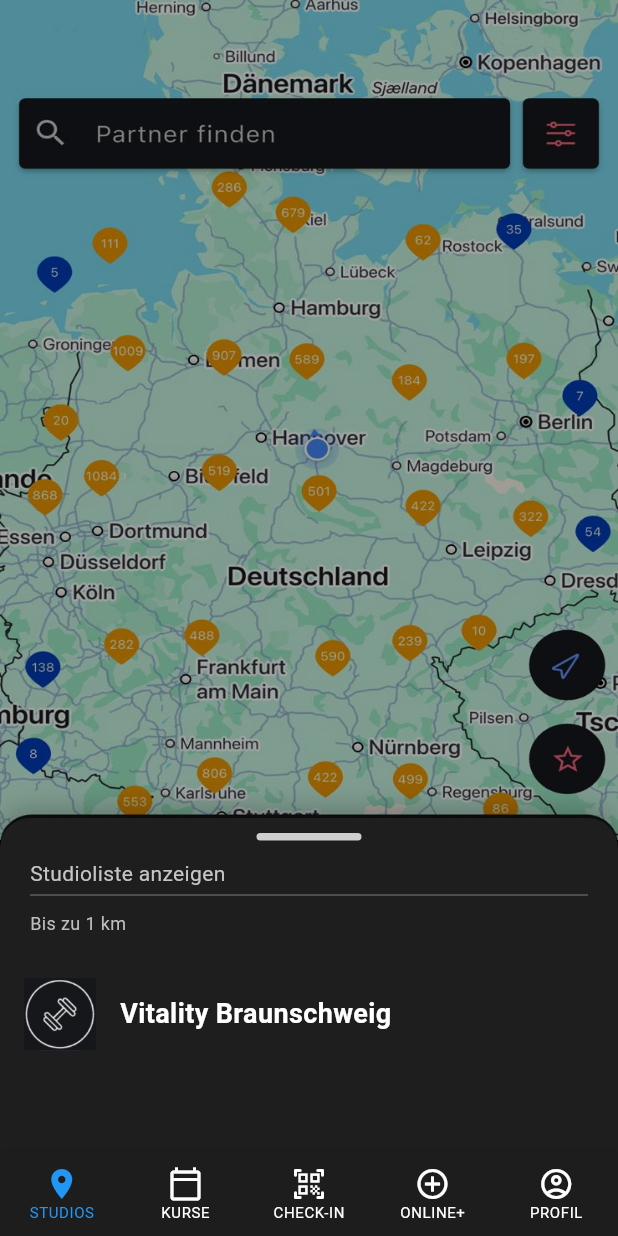
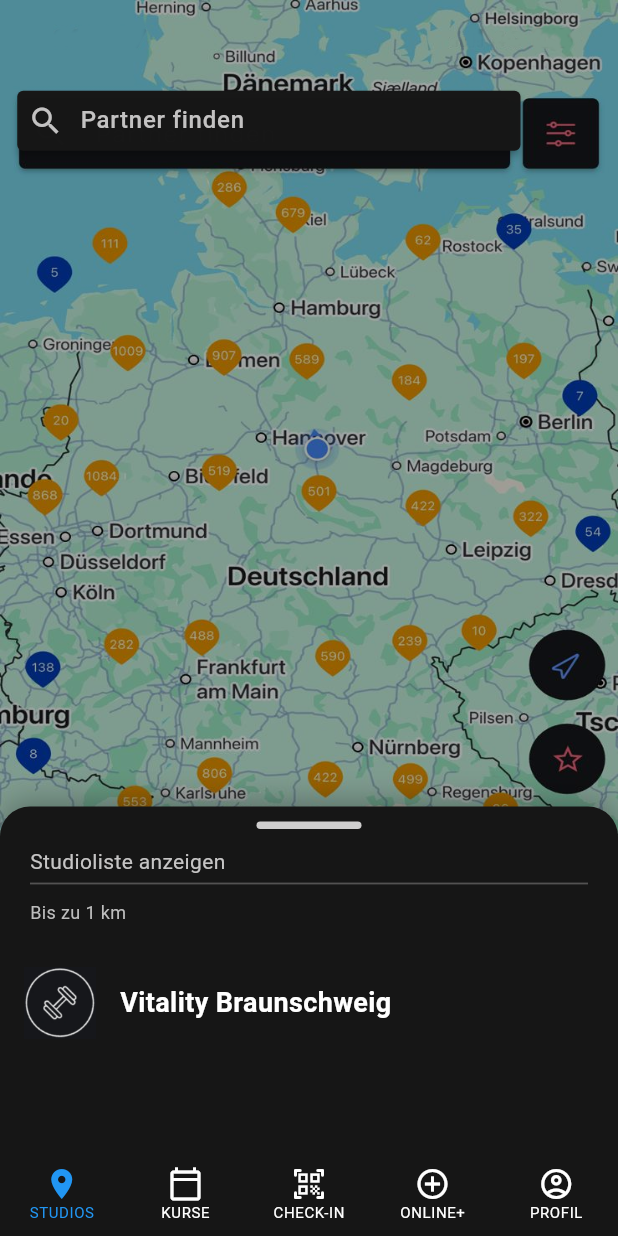
Before and after one commit to MarvinFraembs/Hanse_Fit, a Flutter app: the screen it shows after launch, on a phone screen of 412 x 824 dp. Run offline on Flutter 3.47's test engine with Material 3 defaults, Android fonts, the phone set to English and light mode, and no system bars; our stand-ins replace camera, image_picker, permission_handler, shared_preferences; missing offline and left inert: window_size.

Commit message:
fixed studio_page, check-in_page and online_plus_page

```diff
--- a/lib/ui/main_scaffold.dart
+++ b/lib/ui/main_scaffold.dart
@@ -64,7 +64,7 @@ class _MainScaffoldState extends State<MainScaffold> {
       ),
       bottomNavigationBar: BottomNavigationBar(
         type: BottomNavigationBarType.fixed,
-        backgroundColor:  Color.fromARGB(255, 29, 29, 29),
+        backgroundColor:  Color.fromARGB(255, 22, 22, 22),
         selectedItemColor: Colors.blue,
         unselectedItemColor: Colors.white,
         selectedFontSize: 10,
--- a/lib/ui/pages/checkin_page.dart
+++ b/lib/ui/pages/checkin_page.dart
@@ -203,27 +203,6 @@ class _CheckinPageState extends State<CheckinPage> {
               child: Stack(
                 fit: StackFit.expand,
                 children: [
-                  Center(
-                    child: Container(
-                      padding: const EdgeInsets.all(34.0),           // ← steuert die Rahmenstärke (hier 8 px Abstand = Rahmen)
-                      decoration: ShapeDecoration(
-                        shape: CircleBorder(
-                          side: BorderSide(
-                            color: Color.fromARGB(57, 169, 168, 168),
-                            width: 4,                               // oder hier die Stärke setzen
-                          ),
-                        ),
-                        // color: Colors.transparent,               // nicht nötig – ShapeDecoration hat standardmäßig keinen Fill
-                      ),
-                      child: Image.asset(
-                        'assets/images/Icon_QR_Code.png',
-                        color: Color.fromARGB(57, 169, 168, 168),
-                        width: 80,
-                        height: 80,
-                      ),
-                    ),
-                  ),
-
                   // Inhalt je nach Berechtigungsstatus
                   if (!_cameraPermissionGranted)
                     const Center(
@@ -261,6 +240,27 @@ class _CheckinPageState extends State<CheckinPage> {
                         );
                       },
                     ),
+
+                  Center(
+                    child: Container(
+                      padding: const EdgeInsets.all(34.0),           // ← steuert die Rahmenstärke (hier 8 px Abstand = Rahmen)
+                      decoration: ShapeDecoration(
+                        shape: CircleBorder(
+                          side: BorderSide(
+                            color: Color.fromARGB(57, 169, 168, 168),
+                            width: 4,                               // oder hier die Stärke setzen
+                          ),
+                        ),
+                        // color: Colors.transparent,               // nicht nötig – ShapeDecoration hat standardmäßig keinen Fill
+                      ),
+                      child: Image.asset(
+                        'assets/images/Icon_QR_Code.png',
+                        color: Color.fromARGB(57, 169, 168, 168),
+                        width: 80,
+                        height: 80,
+                      ),
+                    ),
+                  ),
 
                   Positioned(
                     top: 20,                    // Abstand von oben – passe nach Wunsch an (16–40)
--- a/lib/ui/pages/onlineplus_page.dart
+++ b/lib/ui/pages/onlineplus_page.dart
@@ -26,6 +26,7 @@ class OnlineplusPage extends StatelessWidget {
               child: Column(
                 crossAxisAlignment: CrossAxisAlignment.start,
                 children: [
+                  const SizedBox(height: 16),
                   Text(
                     'ONLINE +',
                     style: TextStyle(
--- a/lib/ui/pages/studios_page.dart
+++ b/lib/ui/pages/studios_page.dart
@@ -13,6 +13,9 @@ class StudiosPage extends StatelessWidget {
             child: Image.asset('assets/images/Studios_Map2.png',
               fit: BoxFit.fill,
               width: double.infinity,
+              // fit: BoxFit.cover, // oder was du brauchst
+              // color: Colors.white.withOpacity(0.4),     // je höher, desto heller
+              // colorBlendMode: BlendMode.lighten,
             ),
           ),
           // Optional: dunkler Overlay, damit der Text besser lesbar wird
@@ -22,17 +25,53 @@ class StudiosPage extends StatelessWidget {
             ),
           ),
 
+          Positioned(
+            top: 60.5,                    // Abstand von oben (anpassen!)
+            left: 11.5,
+            right: 65,
+            child: Container(
+              height: 40,
+
+              child: SearchBar(           // ← Material 3 SearchBar (sehr empfehlenswert seit 2024/25)
+                hintText: 'Partner finden',
+                leading: Padding(padding:  const EdgeInsets.only(right: 4),
+                child: Icon(Icons.search, color: Color.fromARGB(255, 195, 194, 194),),
+                ),
+                elevation: const MaterialStatePropertyAll(2),
+                textStyle: MaterialStateProperty.all(
+                  const TextStyle(color: Color.fromARGB(255, 195, 194, 194), fontWeight: FontWeight.w500),
+                ),
+                backgroundColor: MaterialStatePropertyAll(
+                  const Color.fromARGB(255, 22, 22, 22).withOpacity(0.99),
+                ),
+                shape: MaterialStatePropertyAll(
+                  RoundedRectangleBorder(
+                    borderRadius: BorderRadius.circular(4),
+                  ),
+                ),
+                padding: const MaterialStatePropertyAll(
+                  EdgeInsets.symmetric(horizontal: 7, vertical: 0), // horizontal = Innenabstand links/rechts
+                ),
+                onChanged: (value) {
+                  // Hier deine Such-Logik
+                  print('Suche: $value');
+                },
+                // Optional: onTap → öffnet volle Suche / Seite
+              ),
+            ),
+          ),
+
           // Das hochziehbare Menü unten
           DraggableScrollableSheet(
-            initialChildSize: 0.29, // Start-Höhe ≈ 28% → Bild ca. 72% sichtbar
-            minChildSize: 0.29,     // Kann nicht kleiner werden
+            initialChildSize: 0.3, // Start-Höhe ≈ 28% → Bild ca. 72% sichtbar
+            minChildSize: 0.3,     // Kann nicht kleiner werden
             maxChildSize: 0.92,     // Fast full-screen beim Hochziehen
             snap: true,             // Schöne Sprung-Animation zu den Größen
-            snapSizes: const [0.29, 0.60, 0.92],
+            snapSizes: const [0.3, 0.60, 0.92],
             builder: (BuildContext context, ScrollController scrollController) {
               return Container(
                 decoration: const BoxDecoration(
-                  color: Color(0xFF1E1E1E),
+                  color: Color.fromARGB(255, 22, 22, 22),
                   borderRadius: BorderRadius.vertical(
                     top: Radius.circular(20),
                   ),
```
Also changed, not shown: 1 other file.
